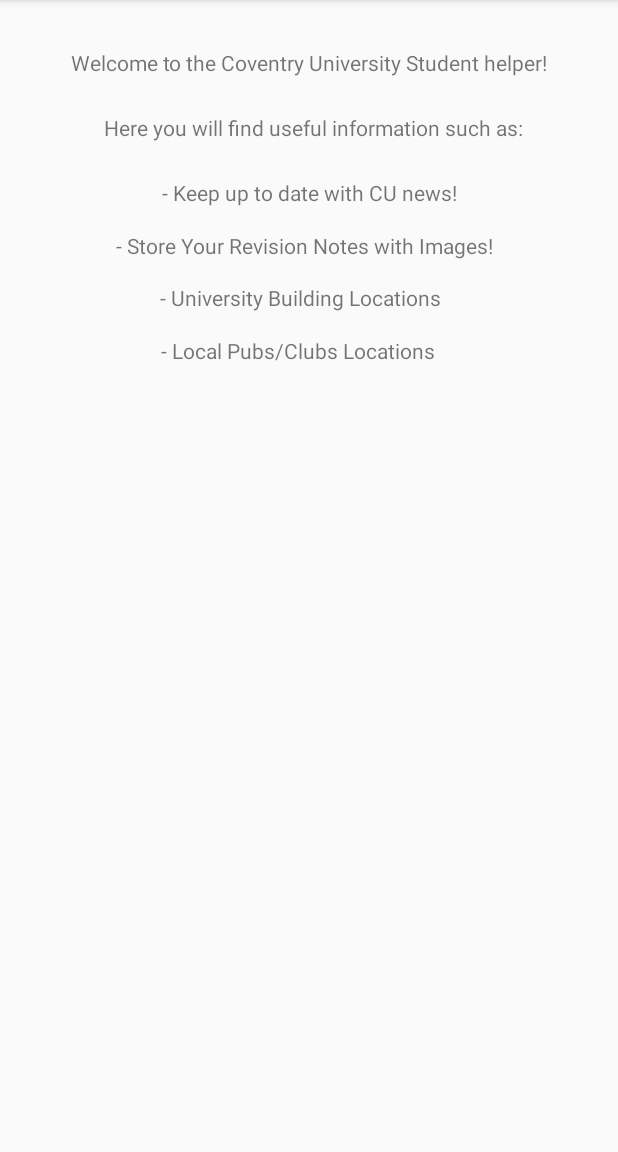
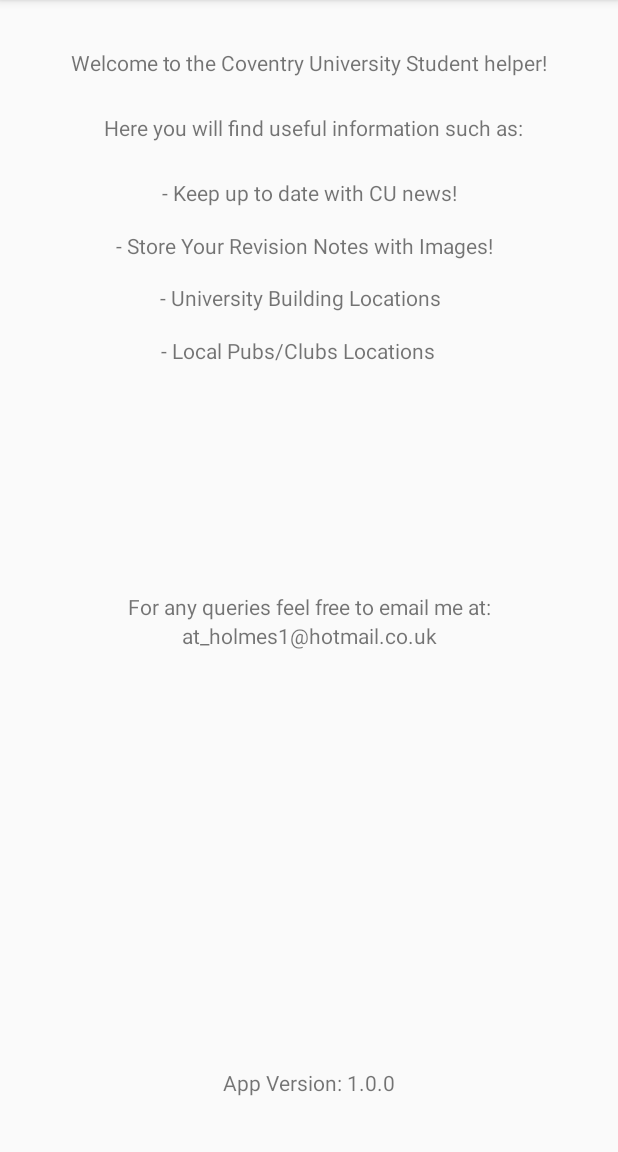
Before and after one commit to Holmesy221/Android-Application-Year3, an Android app: the screen it shows after launch (MainActivity), on a phone screen of 412 x 824 dp, the part 84-1236 px from its top. Run offline under Robolectric (Android 15) with nearby library versions, the phone set to English and light mode, and no system bars.

Commit message:
Updated the about page.

```diff
--- a/mobile/src/main/res/layout/fragment_about.xml
+++ b/mobile/src/main/res/layout/fragment_about.xml
@@ -82,4 +82,44 @@
         android:layout_marginRight="8dp"
         app:layout_constraintRight_toRightOf="parent"
         app:layout_constraintHorizontal_bias="0.185" />
+
+    <TextView
+        android:id="@+id/textView8"
+        android:layout_width="wrap_content"
+        android:layout_height="wrap_content"
+        android:text="@string/about_query"
+        android:layout_marginTop="151dp"
+        app:layout_constraintTop_toBottomOf="@+id/textView7"
+        android:layout_marginLeft="8dp"
+        app:layout_constraintLeft_toLeftOf="parent"
+        android:layout_marginRight="8dp"
+        app:layout_constraintRight_toRightOf="parent"
+        app:layout_constraintHorizontal_bias="0.504" />
+
+    <TextView
+        android:id="@+id/textView9"
+        android:layout_width="wrap_content"
+        android:layout_height="wrap_content"
+        android:text="@string/about_email"
+        android:layout_marginTop="0dp"
+        app:layout_constraintTop_toBottomOf="@+id/textView8"
+        android:layout_marginRight="8dp"
+        app:layout_constraintRight_toRightOf="parent"
+        android:layout_marginLeft="8dp"
+        app:layout_constraintLeft_toLeftOf="parent" />
+
+    <TextView
+        android:id="@+id/textView10"
+        android:layout_width="wrap_content"
+        android:layout_height="wrap_content"
+        android:text="@string/about_version"
+        android:layout_marginTop="7dp"
+        app:layout_constraintTop_toBottomOf="@+id/textView7"
+        app:layout_constraintBottom_toBottomOf="parent"
+        android:layout_marginBottom="8dp"
+        app:layout_constraintVertical_bias="0.973"
+        android:layout_marginLeft="8dp"
+        app:layout_constraintLeft_toLeftOf="parent"
+        android:layout_marginRight="8dp"
+        app:layout_constraintRight_toRightOf="parent" />
 </android.support.constraint.ConstraintLayout>
--- a/mobile/src/main/res/values/strings.xml
+++ b/mobile/src/main/res/values/strings.xml
@@ -9,4 +9,7 @@
     <string name="about_pubs_clubs"> - Local Pubs/Clubs Locations</string>
     <string name="about_rev_notes"> - Store Your Revision Notes with Images!</string>
     <string name="about_news"> - Keep up to date with CU news!</string>
+    <string name="about_query">For any queries feel free to email me at:</string>
+    <string name="about_email">at_holmes1@hotmail.co.uk</string>
+    <string name="about_version">App Version: 1.0.0</string>
 </resources>
```
